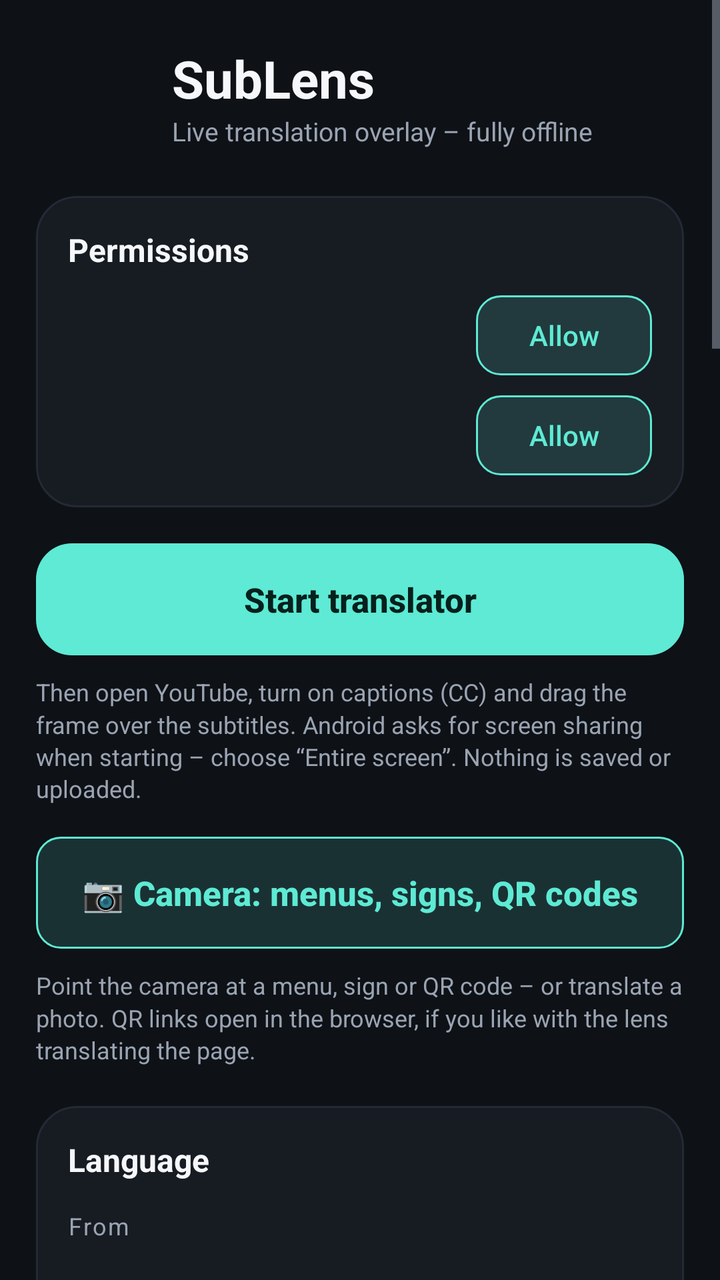
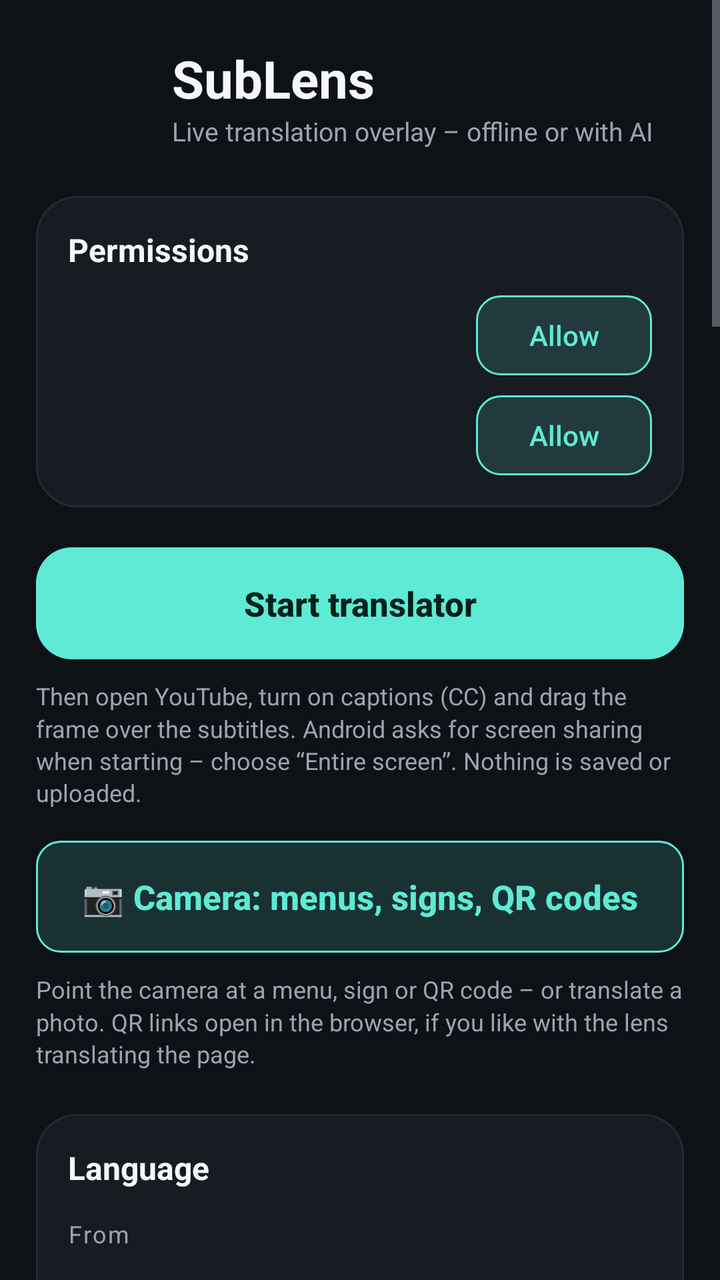

Before-and-after screenshots of an Android layout around one commit, followed by the original layout XML and the change that was made.
<!-- AndroidManifest.xml: application theme Theme.SubLens -->
<!-- res/layout/activity_main.xml -->
<?xml version="1.0" encoding="utf-8"?>
<ScrollView xmlns:android="http://schemas.android.com/apk/res/android"
    android:id="@+id/scroll"
    android:layout_width="match_parent"
    android:layout_height="match_parent"
    android:background="@color/bg"
    android:fillViewport="true"
    android:fitsSystemWindows="true">

    <LinearLayout
        android:layout_width="match_parent"
        android:layout_height="wrap_content"
        android:orientation="vertical"
        android:paddingStart="18dp"
        android:paddingTop="20dp"
        android:paddingEnd="18dp"
        android:paddingBottom="28dp">

        
        <LinearLayout
            android:layout_width="match_parent"
            android:layout_height="wrap_content"
            android:gravity="center_vertical"
            android:orientation="horizontal">

            <ImageView
                android:layout_width="56dp"
                android:layout_height="56dp"
                android:importantForAccessibility="no"
                android:src="@mipmap/ic_launcher" />

            <LinearLayout
                android:layout_width="0dp"
                android:layout_height="wrap_content"
                android:layout_marginStart="12dp"
                android:layout_weight="1"
                android:orientation="vertical">

                <TextView
                    android:layout_width="wrap_content"
                    android:layout_height="wrap_content"
                    android:text="@string/app_name"
                    android:textColor="@color/text_main"
                    android:textSize="26sp"
                    android:textStyle="bold" />

                <TextView
                    android:layout_width="wrap_content"
                    android:layout_height="wrap_content"
                    android:text="@string/app_tagline"
                    android:textColor="@color/text_dim"
                    android:textSize="13sp" />
            </LinearLayout>
        </LinearLayout>

        
        <LinearLayout style="@style/SubLens.Card"
            android:layout_marginTop="22dp">

            <TextView
                style="@style/SubLens.CardTitle"
                android:text="@string/section_permissions" />

            <LinearLayout
                android:layout_width="match_parent"
                android:layout_height="wrap_content"
                android:layout_marginTop="12dp"
                android:gravity="center_vertical"
                android:orientation="horizontal">

                <TextView
                    android:id="@+id/perm_overlay_status"
                    android:layout_width="0dp"
                    android:layout_height="wrap_content"
                    android:layout_weight="1"
                    android:textColor="@color/text_main"
                    android:textSize="15sp" />

                <Button
                    android:id="@+id/btn_overlay"
                    style="@style/SubLens.ButtonSmall"
                    android:text="@string/perm_grant" />
            </LinearLayout>

            <LinearLayout
                android:id="@+id/row_notif"
                android:layout_width="match_parent"
                android:layout_height="wrap_content"
                android:layout_marginTop="10dp"
                android:gravity="center_vertical"
                android:orientation="horizontal">

                <TextView
                    android:id="@+id/perm_notif_status"
                    android:layout_width="0dp"
                    android:layout_height="wrap_content"
                    android:layout_weight="1"
                    android:textColor="@color/text_main"
                    android:textSize="15sp" />

                <Button
                    android:id="@+id/btn_notif"
                    style="@style/SubLens.ButtonSmall"
                    android:text="@string/perm_grant" />
            </LinearLayout>
        </LinearLayout>

        
        <Button
            android:id="@+id/btn_start"
            style="@style/SubLens.ButtonPrimary"
            android:layout_marginTop="18dp"
            android:text="@string/start" />

        <TextView
            style="@style/SubLens.Note"
            android:text="@string/start_hint" />

        
        <Button
            android:id="@+id/btn_camera"
            style="@style/SubLens.ButtonPrimary"
            android:layout_marginTop="16dp"
            android:background="@drawable/bg_button_outline"
            android:text="@string/btn_camera"
            android:textColor="@color/accent" />

        <TextView
            style="@style/SubLens.Note"
            android:text="@string/camera_note" />

        
        <LinearLayout style="@style/SubLens.Card"
            android:layout_marginTop="20dp">

            <TextView
                style="@style/SubLens.CardTitle"
                android:text="@string/section_language" />

            <TextView
                style="@style/SubLens.Caption"
                android:text="@string/label_from" />

            <Spinner
                android:id="@+id/spinner_source"
                android:layout_width="match_parent"
                android:layout_height="48dp" />

            <ImageButton
                android:id="@+id/btn_swap_langs"
                android:layout_width="40dp"
                android:layout_height="40dp"
                android:layout_gravity="center_horizontal"
                android:background="@drawable/bg_chip"
                android:contentDescription="@string/cd_swap_langs"
                android:padding="8dp"
                android:scaleType="fitCenter"
                android:src="@drawable/ic_swap"
                android:tint="@color/accent" />

            <TextView
                style="@style/SubLens.Caption"
                android:text="@string/label_to" />

            <Spinner
                android:id="@+id/spinner_target"
                android:layout_width="match_parent"
                android:layout_height="48dp" />

            <LinearLayout
                android:id="@+id/row_script"
                android:layout_width="match_parent"
                android:layout_height="wrap_content"
                android:orientation="vertical">

                <TextView
                    style="@style/SubLens.Caption"
                    android:text="@string/label_script" />

                <Spinner
                    android:id="@+id/spinner_script"
                    android:layout_width="match_parent"
                    android:layout_height="48dp" />
            </LinearLayout>

            <TextView
                style="@style/SubLens.Note"
                android:text="@string/language_note" />
        </LinearLayout>

        
        <LinearLayout style="@style/SubLens.Card">

            <TextView
                style="@style/SubLens.CardTitle"
                android:text="@string/section_display" />

            <TextView
                style="@style/SubLens.Caption"
                android:text="@string/label_lens_color" />

            <HorizontalScrollView
                android:layout_width="match_parent"
                android:layout_height="wrap_content"
                android:scrollbars="none">

                <LinearLayout
                    android:id="@+id/row_lens_color"
                    android:layout_width="wrap_content"
                    android:layout_height="wrap_content"
                    android:orientation="horizontal"
                    android:paddingTop="4dp"
                    android:paddingBottom="8dp" />
            </HorizontalScrollView>

            <TextView
                style="@style/SubLens.Caption"
                android:text="@string/label_mode" />

            <RadioGroup
                android:id="@+id/radio_mode"
                android:layout_width="match_parent"
                android:layout_height="wrap_content"
                android:orientation="vertical">

                <RadioButton
                    android:id="@+id/radio_lens"
                    android:layout_width="match_parent"
                    android:layout_height="wrap_content"
                    android:minHeight="44dp"
                    android:text="@string/mode_lens_long"
                    android:textColor="@color/text_main" />

                <RadioButton
                    android:id="@+id/radio_bar"
                    android:layout_width="match_parent"
                    android:layout_height="wrap_content"
                    android:minHeight="44dp"
                    android:text="@string/mode_bar_long"
                    android:textColor="@color/text_main" />
            </RadioGroup>

            <TextView
                android:id="@+id/label_bar_pos"
                style="@style/SubLens.Caption"
                android:text="@string/label_bar" />

            <RadioGroup
                android:id="@+id/radio_bar_pos"
                android:layout_width="match_parent"
                android:layout_height="wrap_content"
                android:orientation="vertical">

                <RadioButton
                    android:id="@+id/radio_above"
                    android:layout_width="match_parent"
                    android:layout_height="44dp"
                    android:text="@string/bar_above"
                    android:textColor="@color/text_main" />

                <RadioButton
                    android:id="@+id/radio_below"
                    android:layout_width="match_parent"
                    android:layout_height="44dp"
                    android:text="@string/bar_below"
                    android:textColor="@color/text_main" />
            </RadioGroup>

            <TextView
                android:id="@+id/label_text_size"
                style="@style/SubLens.Caption" />

            <SeekBar
                android:id="@+id/seek_text_size"
                android:layout_width="match_parent"
                android:layout_height="36dp" />

            <Switch
                android:id="@+id/switch_original"
                android:layout_width="match_parent"
                android:layout_height="48dp"
                android:layout_marginTop="8dp"
                android:text="@string/show_original"
                android:textColor="@color/text_main"
                android:textSize="15sp" />
        </LinearLayout>

        
        <LinearLayout style="@style/SubLens.Card">

            <TextView
                style="@style/SubLens.CardTitle"
                android:text="@string/section_reply" />

            <Switch
                android:id="@+id/switch_composer"
                android:layout_width="match_parent"
                android:layout_height="48dp"
                android:layout_marginTop="6dp"
                android:text="@string/composer_switch"
                android:textColor="@color/text_main"
                android:textSize="15sp" />

            <TextView
                style="@style/SubLens.Caption"
                android:text="@string/label_reply" />

            <Spinner
                android:id="@+id/spinner_reply"
                android:layout_width="match_parent"
                android:layout_height="48dp" />

            <TextView
                style="@style/SubLens.Note"
                android:text="@string/reply_note" />
        </LinearLayout>

        
        <LinearLayout style="@style/SubLens.Card">

            <TextView
                style="@style/SubLens.CardTitle"
                android:text="@string/section_speed" />

            <RadioGroup
                android:id="@+id/radio_speed"
                android:layout_width="match_parent"
                android:layout_height="wrap_content"
                android:layout_marginTop="6dp"
                android:orientation="vertical">

                <RadioButton
                    android:id="@+id/radio_fast"
                    android:layout_width="match_parent"
                    android:layout_height="44dp"
                    android:text="@string/speed_fast"
                    android:textColor="@color/text_main" />

                <RadioButton
                    android:id="@+id/radio_normal"
                    android:layout_width="match_parent"
                    android:layout_height="44dp"
                    android:text="@string/speed_normal"
                    android:textColor="@color/text_main" />

                <RadioButton
                    android:id="@+id/radio_saver"
                    android:layout_width="match_parent"
                    android:layout_height="44dp"
                    android:text="@string/speed_saver"
                    android:textColor="@color/text_main" />
            </RadioGroup>
        </LinearLayout>

        
        <LinearLayout style="@style/SubLens.Card">

            <TextView
                style="@style/SubLens.CardTitle"
                android:text="@string/section_models" />

            <TextView
                style="@style/SubLens.Note"
                android:layout_marginTop="6dp"
                android:text="@string/models_hint" />

            <Switch
                android:id="@+id/switch_wifi"
                android:layout_width="match_parent"
                android:layout_height="48dp"
                android:layout_marginTop="6dp"
                android:text="@string/wifi_only"
                android:textColor="@color/text_main"
                android:textSize="15sp" />

            <LinearLayout
                android:id="@+id/models_list"
                android:layout_width="match_parent"
                android:layout_height="wrap_content"
                android:layout_marginTop="6dp"
                android:orientation="vertical" />

            
            <TextView
                style="@style/SubLens.Caption"
                android:layout_marginTop="12dp"
                android:text="@string/models_pick" />

            <LinearLayout
                android:layout_width="match_parent"
                android:layout_height="wrap_content"
                android:gravity="center_vertical"
                android:orientation="horizontal">

                <Spinner
                    android:id="@+id/spinner_model"
                    android:layout_width="0dp"
                    android:layout_height="48dp"
                    android:layout_weight="1" />

                <Button
                    android:id="@+id/btn_download_model"
                    style="@style/SubLens.ButtonSmall"
                    android:layout_marginStart="8dp"
                    android:text="@string/models_download" />
            </LinearLayout>
        </LinearLayout>

        <TextView
            style="@style/SubLens.Note"
            android:layout_marginTop="20dp"
            android:gravity="center_horizontal"
            android:text="@string/footer" />

        
        <Button
            android:id="@+id/btn_update"
            style="@style/SubLens.ButtonPrimary"
            android:layout_height="wrap_content"
            android:layout_marginTop="18dp"
            android:background="@drawable/bg_button_outline"
            android:minHeight="56dp"
            android:paddingStart="16dp"
            android:paddingTop="10dp"
            android:paddingEnd="16dp"
            android:paddingBottom="10dp"
            android:text="@string/update_check"
            android:textColor="@color/accent" />

        <TextView
            android:id="@+id/version_line"
            style="@style/SubLens.Note"
            android:layout_marginTop="8dp"
            android:gravity="center_horizontal" />
    </LinearLayout>
</ScrollView>
<!-- resources referenced by this layout -->
<resources>
  <color name="accent">#FF5EEAD4</color>
  <color name="bg">#FF0E1116</color>
  <color name="text_dim">#FF9AA4B2</color>
  <color name="text_main">#FFF5F7FA</color>
  <string name="app_name" translatable="false">SubLens</string>
  <string name="app_tagline">Live translation overlay – fully offline</string>
  <string name="bar_above">Above the frame</string>
  <string name="bar_below">Below the frame</string>
  <string name="btn_camera">📷 Camera: menus, signs, QR codes</string>
  <string name="camera_note">Point the camera at a menu, sign or QR code – or translate a photo. QR links open in the browser, if you like with the lens translating the page.</string>
  <string name="cd_swap_langs">Swap languages</string>
  <string name="composer_switch">Show reply line below the lens</string>
  <string name="footer">Text recognition and translation run directly on your phone. No server, no account.</string>
  <string name="label_bar">Bar position</string>
  <string name="label_from">From</string>
  <string name="label_lens_color">Lens colour</string>
  <string name="label_mode">Show translation</string>
  <string name="label_reply">Translate reply to</string>
  <string name="label_script">Script for automatic detection</string>
  <string name="label_to">To</string>
  <string name="language_note">Text recognition reads Latin, Chinese, Japanese, Korean and Devanagari script. Cyrillic, Arabic, Greek, Hebrew and Thai can only be target languages.</string>
  <string name="mode_bar_long">In the bar next to the lens – no flashing</string>
  <string name="mode_lens_long">Directly in the lens – over the original text (flashes briefly while reading)</string>
  <string name="models_download">Download</string>
  <string name="models_hint">Each language pack is downloaded once (about 30 MB) and then works offline.</string>
  <string name="models_pick">Download a language pack</string>
  <string name="perm_grant">Allow</string>
  <string name="reply_note">You write in your language (“To” above). SubLens translates into the chat\'s language and puts the text on the clipboard – then just paste it into Telegram, WeChat &amp; co.</string>
  <string name="section_display">Display</string>
  <string name="section_language">Language</string>
  <string name="section_models">Language packs</string>
  <string name="section_permissions">Permissions</string>
  <string name="section_reply">Reply line</string>
  <string name="section_speed">Refresh</string>
  <string name="show_original">Also show original text</string>
  <string name="speed_fast">Fast (0.3 s)</string>
  <string name="speed_normal">Normal (0.5 s)</string>
  <string name="speed_saver">Battery saver (1 s)</string>
  <string name="start">Start translator</string>
  <string name="start_hint">Then open YouTube, turn on captions (CC) and drag the frame over the subtitles. Android asks for screen sharing when starting – choose “Entire screen”. Nothing is saved or uploaded.</string>
  <string name="update_check">Check for updates</string>
  <string name="wifi_only">Download over Wi-Fi only</string>
  <color name="accent_soft">#265EEAD4</color>
  <color name="launcher_bg">#FF111827</color>
  <color name="on_accent">#FF06201C</color>
  <!-- drawable bg_card (drawable) -->
  <?xml version="1.0" encoding="utf-8"?>
  <shape xmlns:android="http://schemas.android.com/apk/res/android" android:shape="rectangle">
      <corners android:radius="20dp" />
      <solid android:color="@color/card" />
      <stroke android:width="1dp" android:color="@color/card_stroke" />
  </shape>
  <color name="card">#FF171B22</color>
  <color name="card_stroke">#FF232A35</color>
  <!-- unchanged entries left out for length: 13 -->
</resources>

<!-- the commit's change to res/layout/activity_main.xml (unified diff, before → after) -->
@@ -54,7 +54,9 @@
         </LinearLayout>
 
         
-        <LinearLayout style="@style/SubLens.Card"
+        <LinearLayout
+            android:id="@+id/card_permissions"
+            style="@style/SubLens.Card"
             android:layout_marginTop="22dp">
 
             <TextView
@@ -62,6 +64,7 @@
                 android:text="@string/section_permissions" />
 
             <LinearLayout
+                android:id="@+id/row_overlay"
                 android:layout_width="match_parent"
                 android:layout_height="wrap_content"
                 android:layout_marginTop="12dp"
@@ -109,7 +112,7 @@
         <Button
             android:id="@+id/btn_start"
             style="@style/SubLens.ButtonPrimary"
-            android:layout_marginTop="18dp"
+            android:layout_marginTop="20dp"
             android:text="@string/start" />
 
         <TextView
@@ -131,7 +134,7 @@
 
         
         <LinearLayout style="@style/SubLens.Card"
-            android:layout_marginTop="20dp">
+            android:layout_marginTop="22dp">
 
             <TextView
                 style="@style/SubLens.CardTitle"
@@ -184,6 +187,15 @@
             </LinearLayout>
 
             <TextView
+                style="@style/SubLens.Caption"
+                android:text="@string/label_reply" />
+
+            <Spinner
+                android:id="@+id/spinner_reply"
+                android:layout_width="match_parent"
+                android:layout_height="48dp" />
+
+            <TextView
                 style="@style/SubLens.Note"
                 android:text="@string/language_note" />
         </LinearLayout>
@@ -193,7 +205,53 @@
 
             <TextView
                 style="@style/SubLens.CardTitle"
-                android:text="@string/section_display" />
+                android:text="@string/section_translation" />
+
+            <RadioGroup
+                android:id="@+id/radio_engine"
+                android:layout_width="match_parent"
+                android:layout_height="wrap_content"
+                android:layout_marginTop="6dp"
+                android:orientation="vertical">
+
+                <RadioButton
+                    android:id="@+id/radio_offline"
+                    android:layout_width="match_parent"
+                    android:layout_height="wrap_content"
+                    android:minHeight="44dp"
+                    android:text="@string/engine_offline"
+                    android:textColor="@color/text_main" />
+
+                <RadioButton
+                    android:id="@+id/radio_online"
+                    android:layout_width="match_parent"
+                    android:layout_height="wrap_content"
+                    android:minHeight="44dp"
+                    android:text="@string/engine_online"
+                    android:textColor="@color/text_main" />
+            </RadioGroup>
+
+            <TextView
+                android:id="@+id/engine_status"
+                style="@style/SubLens.Note"
+                android:layout_marginTop="4dp"
+                android:textSize="13sp" />
+
+            <Button
+                android:id="@+id/btn_online_setup"
+                style="@style/SubLens.ButtonSmall"
+                android:layout_width="match_parent"
+                android:layout_height="44dp"
+                android:layout_marginTop="12dp"
+                android:text="@string/engine_setup" />
+        </LinearLayout>
+
+        
+        <LinearLayout style="@style/SubLens.Card">
+
+            <TextView
+                style="@style/SubLens.CardTitle"
+                android:text="@string/section_lens" />
 
             <TextView
                 style="@style/SubLens.Caption"
@@ -283,50 +341,38 @@
                 android:text="@string/show_original"
                 android:textColor="@color/text_main"
                 android:textSize="15sp" />
-        </LinearLayout>
-
-        
-        <LinearLayout style="@style/SubLens.Card">
-
-            <TextView
-                style="@style/SubLens.CardTitle"
-                android:text="@string/section_reply" />
+
+            <Switch
+                android:id="@+id/switch_video"
+                android:layout_width="match_parent"
+                android:layout_height="wrap_content"
+                android:minHeight="48dp"
+                android:text="@string/video_switch"
+                android:textColor="@color/text_main"
+                android:textSize="15sp" />
 
             <Switch
                 android:id="@+id/switch_composer"
                 android:layout_width="match_parent"
-                android:layout_height="48dp"
-                android:layout_marginTop="6dp"
+                android:layout_height="wrap_content"
+                android:minHeight="48dp"
                 android:text="@string/composer_switch"
                 android:textColor="@color/text_main"
                 android:textSize="15sp" />
 
             <TextView
-                style="@style/SubLens.Caption"
-                android:text="@string/label_reply" />
-
-            <Spinner
-                android:id="@+id/spinner_reply"
-                android:layout_width="match_parent"
-                android:layout_height="48dp" />
-
-            <TextView
                 style="@style/SubLens.Note"
+                android:layout_marginTop="2dp"
                 android:text="@string/reply_note" />
-        </LinearLayout>
-
-        
-        <LinearLayout style="@style/SubLens.Card">
-
-            <TextView
-                style="@style/SubLens.CardTitle"
+
+            <TextView
+                style="@style/SubLens.Caption"
                 android:text="@string/section_speed" />
 
             <RadioGroup
                 android:id="@+id/radio_speed"
                 android:layout_width="match_parent"
                 android:layout_height="wrap_content"
-                android:layout_marginTop="6dp"
                 android:orientation="vertical">
 
                 <RadioButton
@@ -406,11 +452,12 @@
             </LinearLayout>
         </LinearLayout>
 
+        
         <TextView
+            android:id="@+id/footer"
             style="@style/SubLens.Note"
             android:layout_marginTop="20dp"
-            android:gravity="center_horizontal"
-            android:text="@string/footer" />
+            android:gravity="center_horizontal" />
 
         
         <Button
<!-- resource entries referenced after the edit -->
@@ -5,14 +5,16 @@
   <color name="text_dim">#FF9AA4B2</color>
   <color name="text_main">#FFF5F7FA</color>
   <string name="app_name" translatable="false">SubLens</string>
-  <string name="app_tagline">Live translation overlay – fully offline</string>
+  <string name="app_tagline">Live translation overlay – offline or with AI</string>
   <string name="bar_above">Above the frame</string>
   <string name="bar_below">Below the frame</string>
   <string name="btn_camera">📷 Camera: menus, signs, QR codes</string>
   <string name="camera_note">Point the camera at a menu, sign or QR code – or translate a photo. QR links open in the browser, if you like with the lens translating the page.</string>
   <string name="cd_swap_langs">Swap languages</string>
   <string name="composer_switch">Show reply line below the lens</string>
-  <string name="footer">Text recognition and translation run directly on your phone. No server, no account.</string>
+  <string name="engine_offline">On the phone (offline)</string>
+  <string name="engine_online">Online with AI</string>
+  <string name="engine_setup">Set up online translation →</string>
   <string name="label_bar">Bar position</string>
   <string name="label_from">From</string>
   <string name="label_lens_color">Lens colour</string>
@@ -28,12 +30,12 @@
   <string name="models_pick">Download a language pack</string>
   <string name="perm_grant">Allow</string>
   <string name="reply_note">You write in your language (“To” above). SubLens translates into the chat\'s language and puts the text on the clipboard – then just paste it into Telegram, WeChat &amp; co.</string>
-  <string name="section_display">Display</string>
   <string name="section_language">Language</string>
-  <string name="section_models">Language packs</string>
+  <string name="section_lens">Lens</string>
+  <string name="section_models">Offline language packs</string>
   <string name="section_permissions">Permissions</string>
-  <string name="section_reply">Reply line</string>
   <string name="section_speed">Refresh</string>
+  <string name="section_translation">Translation</string>
   <string name="show_original">Also show original text</string>
   <string name="speed_fast">Fast (0.3 s)</string>
   <string name="speed_normal">Normal (0.5 s)</string>
@@ -41,6 +43,7 @@
   <string name="start">Start translator</string>
   <string name="start_hint">Then open YouTube, turn on captions (CC) and drag the frame over the subtitles. Android asks for screen sharing when starting – choose “Entire screen”. Nothing is saved or uploaded.</string>
   <string name="update_check">Check for updates</string>
+  <string name="video_switch">Video mode – keep reading moving pictures (subtitles). Off: GIFs and animated emojis are ignored.</string>
   <string name="wifi_only">Download over Wi-Fi only</string>
   <color name="accent_soft">#265EEAD4</color>
   <color name="launcher_bg">#FF111827</color>
